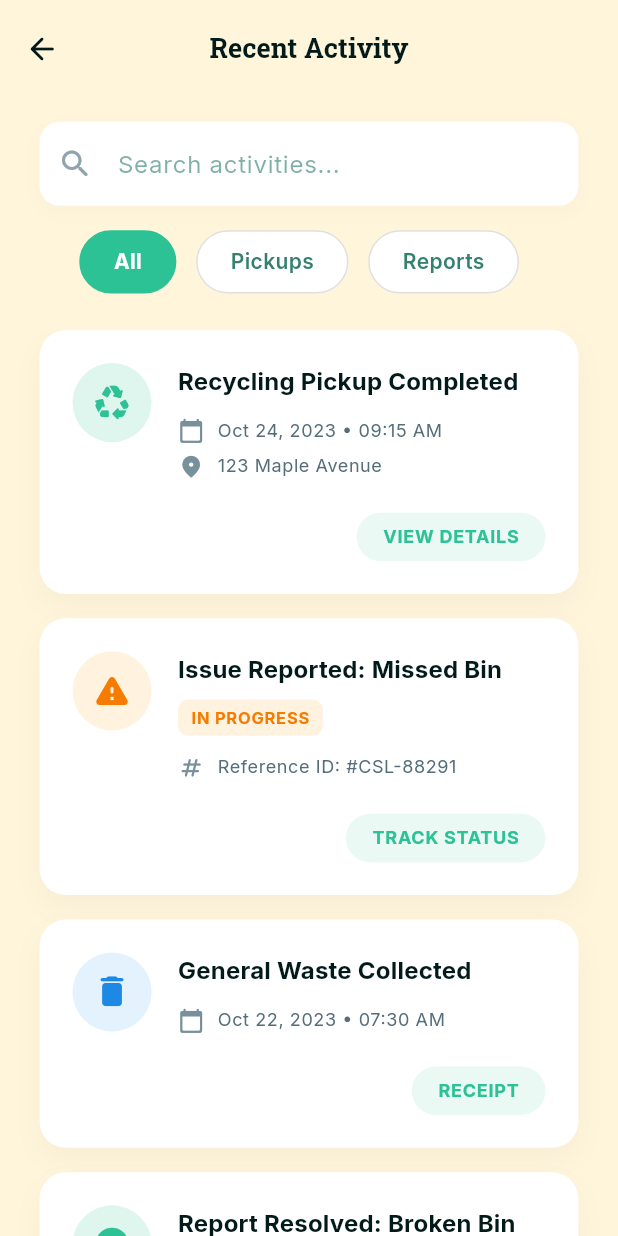
After one commit to CleanSL/cleansl-mobile-app, a Flutter app: the RecentActivityPage screen opened by its route, on a phone screen of 412 x 824 dp. The commit adds this screen. Run offline on Flutter 3.47's test engine with Material 3 defaults, Android fonts, the phone set to English and light mode, and no system bars; our stand-ins replace firebase_core, firebase_messaging, flutter_dotenv, flutter_svg, google_fonts, google_maps_flutter and 2 more; accounts and stored records are empty.

Commit message:
Add Recent Activity UI with template-based activity cards and search functionality

```diff
--- /dev/null
+++ b/lib/features/resident/home/presentation/pages/recent_activity_page.dart
@@ -0,0 +1,305 @@
+import 'package:flutter/material.dart';
+import '../../../../../../core/theme/app_theme.dart';
+import '../../../../../../core/utils/responsive.dart';
+
+// --- 1. DATA MODEL ---
+// This represents a single activity. Later, Husni's backend will provide this data.
+class ActivityItem {
+  final String title;
+  final IconData icon;
+  final Color iconColor;
+  final Color iconBgColor;
+  final String category; // 'Pickups' or 'Reports'
+  final String? statusText;
+  final List<Map<IconData, String>> details;
+  final String actionText;
+
+  ActivityItem({
+    required this.title,
+    required this.icon,
+    required this.iconColor,
+    required this.iconBgColor,
+    required this.category,
+    this.statusText,
+    required this.details,
+    required this.actionText,
+  });
+}
+
+class RecentActivityPage extends StatefulWidget {
+  const RecentActivityPage({super.key});
+
+  @override
+  State<RecentActivityPage> createState() => _RecentActivityPageState();
+}
+
+class _RecentActivityPageState extends State<RecentActivityPage> {
+  String _selectedFilter = 'All';
+  String _searchQuery = '';
+
+  // --- 2. THE DATA SOURCE ---
+  final List<ActivityItem> _allActivities = [
+    ActivityItem(
+      title: "Recycling Pickup Completed",
+      icon: Icons.recycling_rounded,
+      iconColor: AppTheme.accentColor,
+      iconBgColor: AppTheme.accentColor.withValues(alpha: 0.15),
+      category: 'Pickups',
+      details: [
+        {Icons.calendar_today_rounded: "Oct 24, 2023 • 09:15 AM"},
+        {Icons.location_on_rounded: "123 Maple Avenue"},
+      ],
+      actionText: "VIEW DETAILS",
+    ),
+    ActivityItem(
+      title: "Issue Reported: Missed Bin",
+      icon: Icons.warning_rounded,
+      iconColor: Colors.orange.shade700,
+      iconBgColor: Colors.orange.shade50,
+      category: 'Reports',
+      statusText: "IN PROGRESS",
+      details: [{Icons.numbers_rounded: "Reference ID: #CSL-88291"}],
+      actionText: "TRACK STATUS",
+    ),
+    ActivityItem(
+      title: "General Waste Collected",
+      icon: Icons.delete_rounded,
+      iconColor: Colors.blue.shade600,
+      iconBgColor: Colors.blue.shade50,
+      category: 'Pickups',
+      details: [{Icons.calendar_today_rounded: "Oct 22, 2023 • 07:30 AM"}],
+      actionText: "RECEIPT",
+    ),
+    ActivityItem(
+      title: "Report Resolved: Broken Bin Lid",
+      icon: Icons.check_circle_rounded,
+      iconColor: AppTheme.accentColor,
+      iconBgColor: AppTheme.accentColor.withValues(alpha: 0.15),
+      category: 'Reports',
+      statusText: "RESOLVED",
+      details: [{Icons.verified_rounded: "Action: Lid Replaced"}],
+      actionText: "FEEDBACK",
+    ),
+  ];
+
+  // --- 3. FILTERING LOGIC ---
+  List<ActivityItem> get _filteredActivities {
+    return _allActivities.where((activity) {
+      // Filter by Category
+      final matchesCategory = _selectedFilter == 'All' || activity.category == _selectedFilter;
+      // Filter by Search Query
+      final matchesSearch = activity.title.toLowerCase().contains(_searchQuery.toLowerCase());
+      return matchesCategory && matchesSearch;
+    }).toList();
+  }
+
+  @override
+  Widget build(BuildContext context) {
+    return Scaffold(
+      backgroundColor: AppTheme.primaryBackground,
+      appBar: AppBar(
+        backgroundColor: AppTheme.primaryBackground,
+        elevation: 0,
+        scrolledUnderElevation: 0,
+        centerTitle: true,
+        toolbarHeight: Responsive.h(context, AppTheme.space64),
+        title: Text(
+          "Recent Activity",
+          style: Theme.of(context).textTheme.titleLarge?.copyWith(
+                fontWeight: FontWeight.bold,
+                color: AppTheme.textColor,
+              ),
+        ),
+        // FIXED: Removed white circle background from back button
+        leading: IconButton(
+          onPressed: () => Navigator.pop(context),
+          icon: const Icon(Icons.arrow_back_rounded, color: AppTheme.textColor),
+        ),
+      ),
+      body: Column(
+        children: [
+          Padding(
+            padding: EdgeInsets.symmetric(horizontal: Responsive.w(context, AppTheme.space24)),
+            child: Column(
+              children: [
+                SizedBox(height: Responsive.h(context, AppTheme.space16)),
+                _buildSearchBar(),
+                SizedBox(height: Responsive.h(context, AppTheme.space16)),
+              ],
+            ),
+          ),
+          _buildFiltersRow(),
+          SizedBox(height: Responsive.h(context, AppTheme.space24)),
+
+          // SCROLLABLE LIST (Dynamic)
+          Expanded(
+            child: _filteredActivities.isEmpty
+              ? _buildEmptyState()
+              : ListView.builder(
+                  padding: EdgeInsets.symmetric(horizontal: Responsive.w(context, AppTheme.space24)),
+                  itemCount: _filteredActivities.length,
+                  itemBuilder: (context, index) {
+                    return _buildActivityCard(context, _filteredActivities[index]);
+                  },
+                ),
+          ),
+        ],
+      ),
+    );
+  }
+
+  // --- WIDGET COMPONENTS ---
+
+  Widget _buildSearchBar() {
+    return Container(
+      decoration: BoxDecoration(
+        color: Colors.white,
+        borderRadius: BorderRadius.circular(Responsive.r(context, 12)),
+        boxShadow: [BoxShadow(color: Colors.black.withValues(alpha: 0.02), blurRadius: 10, offset: const Offset(0, 4))],
+      ),
+      child: TextField(
+        onChanged: (value) => setState(() => _searchQuery = value), // TRIGGER SEARCH
+        decoration: InputDecoration(
+          hintText: "Search activities...",
+          prefixIcon: Icon(Icons.search_rounded, color: Colors.blueGrey.shade300),
+          border: InputBorder.none,
+          enabledBorder: InputBorder.none,
+          focusedBorder: InputBorder.none,
+          fillColor: Colors.transparent,
+        ),
+      ),
+    );
+  }
+
+  Widget _buildFiltersRow() {
+    return SingleChildScrollView(
+      scrollDirection: Axis.horizontal,
+      padding: EdgeInsets.symmetric(horizontal: Responsive.w(context, AppTheme.space24)),
+      child: Row(
+        children: ['All', 'Pickups', 'Reports'].map((filter) =>
+          Padding(
+            padding: EdgeInsets.only(right: Responsive.w(context, 12)),
+            child: _buildFilterChip(filter),
+          )
+        ).toList(),
+      ),
+    );
+  }
+
+  Widget _buildFilterChip(String label) {
+    bool isSelected = _selectedFilter == label;
+    return GestureDetector(
+      onTap: () => setState(() => _selectedFilter = label), // TRIGGER FILTER
+      child: AnimatedContainer(
+        duration: const Duration(milliseconds: 200),
+        padding: EdgeInsets.symmetric(horizontal: Responsive.w(context, 20), vertical: Responsive.h(context, 10)),
+        decoration: BoxDecoration(
+          color: isSelected ? AppTheme.accentColor : Colors.white,
+          borderRadius: BorderRadius.circular(Responsive.r(context, 24)),
+          border: Border.all(color: isSelected ? AppTheme.accentColor : Colors.grey.shade300),
+        ),
+        child: Text(
+          label,
+          style: Theme.of(context).textTheme.bodyMedium?.copyWith(
+                color: isSelected ? Colors.white : AppTheme.secondaryColor1.withValues(alpha: 0.8),
+                fontWeight: isSelected ? FontWeight.bold : FontWeight.w600,
+              ),
+        ),
+      ),
+    );
+  }
+
+  Widget _buildActivityCard(BuildContext context, ActivityItem item) {
+    return Container(
+      margin: EdgeInsets.only(bottom: Responsive.h(context, AppTheme.space16)),
+      padding: EdgeInsets.all(Responsive.w(context, 20)),
+      decoration: BoxDecoration(
+        color: Colors.white,
+        borderRadius: BorderRadius.circular(Responsive.r(context, 16)),
+        boxShadow: [BoxShadow(color: Colors.black.withValues(alpha: 0.03), blurRadius: 15, offset: const Offset(0, 8))],
+      ),
+      child: Column(
+        crossAxisAlignment: CrossAxisAlignment.start,
+        children: [
+          Row(
+            crossAxisAlignment: CrossAxisAlignment.start,
+            children: [
+              Container(
+                padding: EdgeInsets.all(Responsive.w(context, 12)),
+                decoration: BoxDecoration(color: item.iconBgColor, shape: BoxShape.circle),
+                child: Icon(item.icon, color: item.iconColor, size: Responsive.w(context, 24)),
+              ),
+              SizedBox(width: Responsive.w(context, 16)),
+              Expanded(
+                child: Column(
+                  crossAxisAlignment: CrossAxisAlignment.start,
+                  children: [
+                    Text(item.title, style: Theme.of(context).textTheme.titleMedium?.copyWith(fontWeight: FontWeight.bold, color: AppTheme.textColor)),
+                    if (item.statusText != null) ...[
+                      SizedBox(height: Responsive.h(context, 8)),
+                      _buildStatusPill(item.statusText!, item.iconColor, item.iconBgColor),
+                    ],
+                    SizedBox(height: Responsive.h(context, 12)),
+                    // Map details list to detail rows
+                    ...item.details.map((detail) {
+                      final entry = detail.entries.first;
+                      return _buildDetailRow(entry.key, entry.value);
+                    }),
+                  ],
+                ),
+              ),
+            ],
+          ),
+          SizedBox(height: Responsive.h(context, 16)),
+          Row(
+            mainAxisAlignment: MainAxisAlignment.end,
+            children: [
+              _buildActionButton(item.actionText, () {}),
+            ],
+          ),
+        ],
+      ),
+    );
+  }
+
+  // --- SMALL HELPER WIDGETS ---
+
+  Widget _buildStatusPill(String text, Color color, Color bg) {
+    return Container(
+      padding: EdgeInsets.symmetric(horizontal: Responsive.w(context, 8), vertical: Responsive.h(context, 4)),
+      decoration: BoxDecoration(color: bg, borderRadius: BorderRadius.circular(Responsive.r(context, 6))),
+      child: Text(text, style: Theme.of(context).textTheme.labelSmall?.copyWith(color: color, fontWeight: FontWeight.bold)),
+    );
+  }
+
+  Widget _buildDetailRow(IconData icon, String text) {
+    return Padding(
+      padding: EdgeInsets.only(bottom: Responsive.h(context, 6)),
+      child: Row(
+        children: [
+          Icon(icon, size: Responsive.w(context, 16), color: Colors.blueGrey.shade400),
+          SizedBox(width: Responsive.w(context, 8)),
+          Text(text, style: Theme.of(context).textTheme.bodySmall?.copyWith(color: Colors.blueGrey.shade600)),
+        ],
+      ),
+    );
+  }
+
+  Widget _buildActionButton(String text, VoidCallback onTap) {
+    return InkWell(
+      onTap: onTap,
+      child: Container(
+        padding: EdgeInsets.symmetric(horizontal: Responsive.w(context, 16), vertical: Responsive.h(context, 8)),
+        decoration: BoxDecoration(color: AppTheme.accentColor.withValues(alpha: 0.1), borderRadius: BorderRadius.circular(Responsive.r(context, 20))),
+        child: Text(text, style: Theme.of(context).textTheme.labelMedium?.copyWith(color: AppTheme.accentColor, fontWeight: FontWeight.bold)),
+      ),
+    );
+  }
+
+  Widget _buildEmptyState() {
+    return Center(
+      child: Text("No activities found matching your criteria.",
+        style: TextStyle(color: Colors.grey.shade500)),
+    );
+  }
+}
--- a/lib/features/resident/home/presentation/pages/resident_home_page.dart
+++ b/lib/features/resident/home/presentation/pages/resident_home_page.dart
@@ -104,9 +104,12 @@ class _ResidentHomePageState extends State<ResidentHomePage> {
               mainAxisAlignment: MainAxisAlignment.spaceBetween,
               children: [
                 Text("Recent Activity", style: Theme.of(context).textTheme.titleLarge?.copyWith(fontWeight: FontWeight.bold)),
-                Text(
-                  "See All",
-                  style: Theme.of(context).textTheme.bodyMedium?.copyWith(color: AppTheme.accentColor, fontWeight: FontWeight.w600),
+                GestureDetector(
+                  onTap: () => Navigator.pushNamed(context, '/recent-activity'),
+                  child: Text(
+                    "See All",
+                    style: Theme.of(context).textTheme.bodyMedium?.copyWith(color: AppTheme.accentColor, fontWeight: FontWeight.w600),
+                  ),
                 ),
               ],
             ),
--- a/lib/main.dart
+++ b/lib/main.dart
@@ -26,6 +26,7 @@ import 'features/resident/main_nav/presentation/pages/resident_main_nav_page.dar
 import 'features/resident/guide/presentation/pages/organic_waste_page.dart';
 import 'features/resident/guide/presentation/pages/recyclables_page.dart';
 import 'features/resident/guide/presentation/pages/non_recyclable_page.dart';
+import 'features/resident/home/presentation/pages/recent_activity_page.dart';
 
 // 2. Change main to be an asynchronous function
 Future<void> main() async {
@@ -106,6 +107,7 @@ class SmartResidentApp extends StatelessWidget {
         '/organic-waste': (context) => const OrganicWastePage(),
         '/recyclables': (context) => const RecyclablesPage(),
         '/non-recyclables': (context) => const NonRecyclablePage(),
+        '/recent-activity': (context) => const RecentActivityPage(),
       },
     );
   }
```
